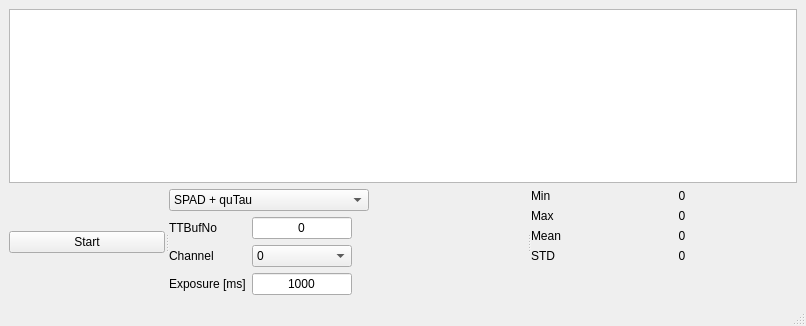
Old version of the form stability.ui in the repository qLuxor/pylabtools.
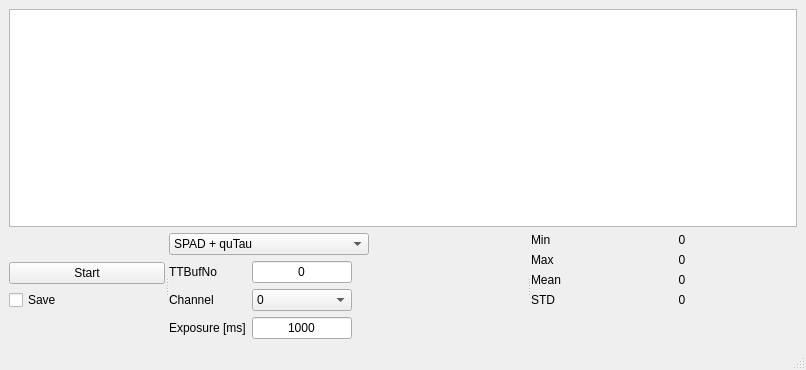
New version of the form. Custom widgets are drawn as their Qt base class.

```diff
--- a/stability.ui
+++ b/stability.ui
@@ -7,7 +7,7 @@
     <x>0</x>
     <y>0</y>
     <width>806</width>
-    <height>326</height>
+    <height>370</height>
    </rect>
   </property>
   <property name="windowTitle">
@@ -23,7 +23,7 @@
       <property name="orientation">
        <enum>Qt::Horizontal</enum>
       </property>
-      <widget class="QWidget" name="">
+      <widget class="QWidget" name="layoutWidget">
        <layout class="QVBoxLayout" name="verticalLayout_2">
         <item>
          <spacer name="verticalSpacer_2">
@@ -45,6 +45,13 @@
           </property>
          </widget>
         </item>
+        <item>
+         <widget class="QCheckBox" name="chkSave">
+          <property name="text">
+           <string>Save</string>
+          </property>
+         </widget>
+        </item>
         <item>
          <spacer name="verticalSpacer">
           <property name="orientation">
@@ -60,7 +67,7 @@
         </item>
        </layout>
       </widget>
-      <widget class="QWidget" name="">
+      <widget class="QWidget" name="layoutWidget">
        <layout class="QVBoxLayout" name="verticalLayout">
         <item>
          <widget class="QComboBox" name="cmbSource">
@@ -195,7 +202,7 @@
         </item>
        </layout>
       </widget>
-      <widget class="QWidget" name="">
+      <widget class="QWidget" name="layoutWidget">
        <layout class="QFormLayout" name="formLayout">
         <property name="sizeConstraint">
          <enum>QLayout::SetDefaultConstraint</enum>
```
